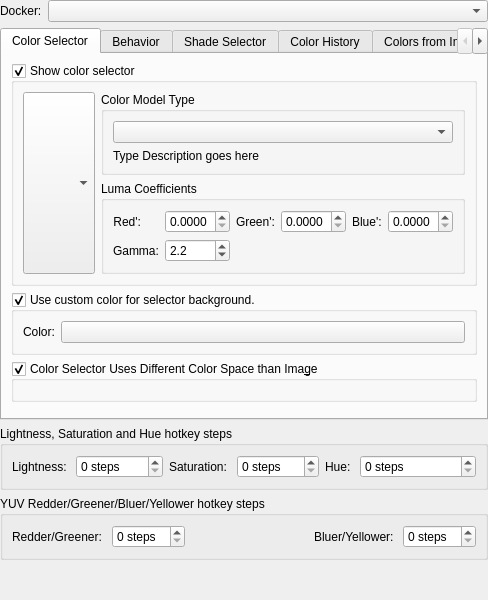
Before: the Qt Designer form plugins/dockers/advancedcolorselector/wdg_color_selector_settings.ui in KDE/krita, drawn with Qt 5.
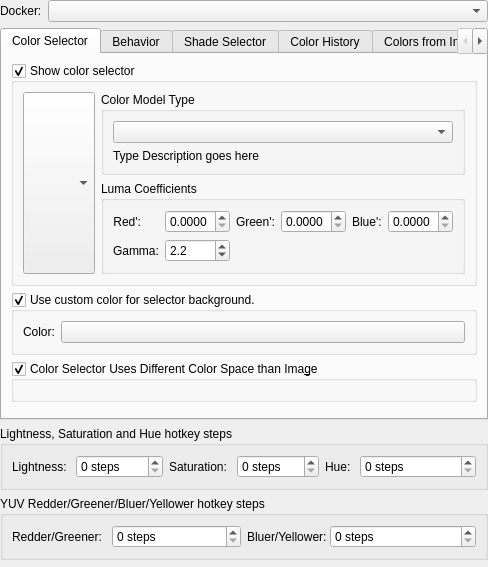
After: the same form once the commit is applied. Custom widgets are drawn as their Qt base class.

Commit message:
Color Selector Settings: port the YUV hotkeys to form layout
Part-of: <https://invent.kde.org/graphics/krita/-/merge_requests/1744>

Diff of the .ui file:
```diff
--- a/plugins/dockers/advancedcolorselector/wdg_color_selector_settings.ui
+++ b/plugins/dockers/advancedcolorselector/wdg_color_selector_settings.ui
@@ -1270,40 +1270,63 @@
         </property>
         <layout class="QHBoxLayout" name="yuv">
          <item>
+          <widget class="QWidget" name="formWidget" native="true">
+           <layout class="QFormLayout" name="formLayout_19">
+            <property name="leftMargin">
+             <number>0</number>
+            </property>
+            <property name="topMargin">
+             <number>0</number>
+            </property>
+            <property name="rightMargin">
+             <number>0</number>
+            </property>
+            <property name="bottomMargin">
+             <number>0</number>
+            </property>
+            <item row="0" column="0">
           <widget class="QLabel" name="label_18">
            <property name="text">
             <string>Redder/Greener: </string>
            </property>
           </widget>
          </item>
-         <item>
+            <item row="0" column="1">
           <widget class="KisIntParseSpinBox" name="sb_rg">
            <property name="suffix">
             <string> steps</string>
            </property>
           </widget>
          </item>
-         <item>
-          <spacer name="horizontalSpacer_3">
-           <property name="orientation">
-            <enum>Qt::Horizontal</enum>
-           </property>
-           <property name="sizeHint" stdset="0">
-            <size>
-             <width>40</width>
-             <height>20</height>
-            </size>
-           </property>
-          </spacer>
+           </layout>
+          </widget>
          </item>
          <item>
+          <widget class="QWidget" name="widget_8" native="true">
+           <layout class="QFormLayout" name="formLayout_20">
+            <property name="horizontalSpacing">
+             <number>0</number>
+            </property>
+            <property name="leftMargin">
+             <number>0</number>
+            </property>
+            <property name="topMargin">
+             <number>0</number>
+            </property>
+            <property name="rightMargin">
+             <number>0</number>
+            </property>
+            <property name="bottomMargin">
+             <number>0</number>
+            </property>
+            <item row="0" column="0">
           <widget class="QLabel" name="label_19">
            <property name="text">
             <string>Bluer/Yellower: </string>
            </property>
           </widget>
          </item>
-         <item>
+            <item row="0" column="1">
           <widget class="KisIntParseSpinBox" name="sb_by">
            <property name="suffix">
             <string> steps</string>
@@ -1313,17 +1336,14 @@
         </layout>
        </widget>
       </item>
+        </layout>
+       </widget>
+      </item>
       <item>
        <spacer name="verticalSpacer">
         <property name="orientation">
          <enum>Qt::Vertical</enum>
         </property>
-        <property name="sizeHint" stdset="0">
-         <size>
-          <width>20</width>
-          <height>40</height>
-         </size>
-        </property>
        </spacer>
       </item>
      </layout>
```
Lines whose indentation alone changed are shown as unchanged.
